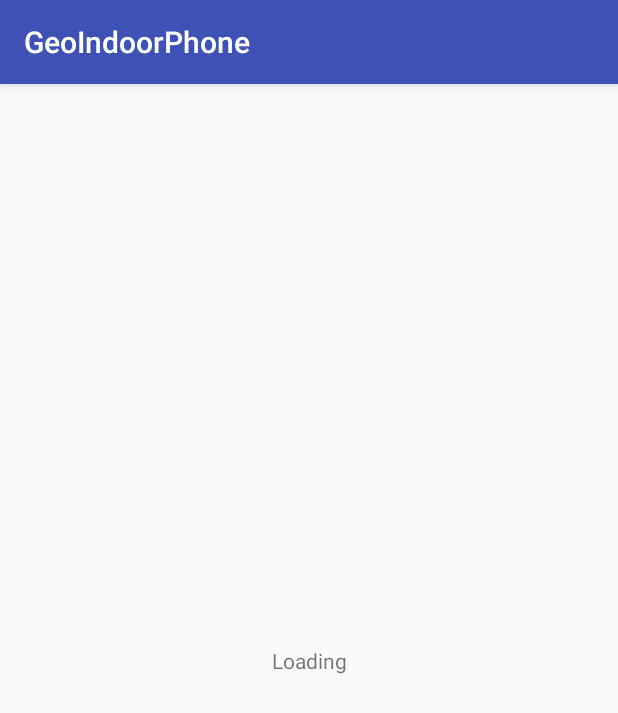
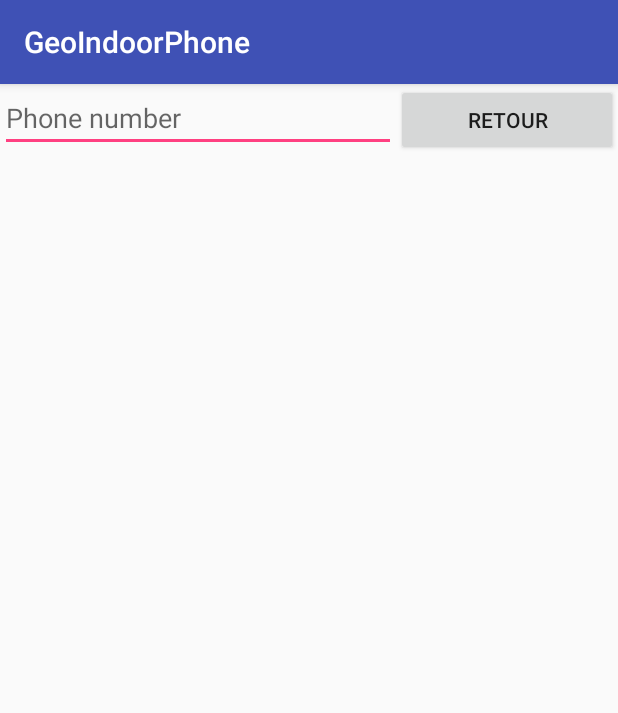
Before and after one commit to athouary/GeoIndoorPhone, an Android app: the screen it shows after launch (MainActivity), on a phone screen of 412 x 824 dp. Shown: the top 713 px of the screen. Run offline under Robolectric (Android 15) with nearby library versions, the phone set to English and light mode, and no system bars; libraries missing offline, so code that uses them is left out: com.lize.oledcomm; 4 statements that could not run were skipped.

Commit message:
2 new activities

```diff
--- a/app/src/main/java/fr/ece/athouary/geoindoorphone/MainActivity.java
+++ b/app/src/main/java/fr/ece/athouary/geoindoorphone/MainActivity.java
@@ -1,12 +1,18 @@
 package fr.ece.athouary.geoindoorphone;
 
 import android.Manifest;
+import android.content.Intent;
 import android.content.pm.PackageManager;
+import android.media.AudioAttributes;
 import android.support.v4.app.ActivityCompat;
 import android.support.v4.content.ContextCompat;
 import android.support.v7.app.AppCompatActivity;
 import android.os.Bundle;
-import android.text.Layout;
+import android.telephony.SmsManager;
+import android.util.Log;
+import android.view.View;
+import android.widget.Button;
+import android.widget.EditText;
 import android.widget.TextView;
 
 import com.lize.oledcomm.camera_lifisdk_android.ILiFiPosition;
@@ -15,36 +21,65 @@ import com.lize.oledcomm.camera_lifisdk_android.V1.LiFiCamera;
 
 import java.util.HashMap;
 
+import android.os.Vibrator;
+
 public class MainActivity extends AppCompatActivity {
-    // Views
-    private TextView txtOutput;
+    // Views declaration
+    private TextView popUp;
+    private EditText phoneNum;
+    private Button findButton;
 
-    // Managers
+    // Managers declaration
     private LiFiSdkManager liFiSdkManager;
 
-    // Other attributes
+    // Other attributes declaration
     private HashMap<String, String> lampLocations;
     private static final int PERMISSIONS_REQUEST_CAMERA = 0;
 
     @Override
     protected void onCreate(Bundle savedInstanceState) {
+        Log.d("Help", "OnCreateBegin");
         super.onCreate(savedInstanceState);
         setContentView(R.layout.activity_main);
 
         // Views initialization
-        txtOutput = (TextView) findViewById(R.id.txt_output);
+        popUp = (TextView) findViewById(R.id.pop_up);
+        phoneNum = (EditText) findViewById(R.id.phone_num);
+        findButton = (Button) findViewById(R.id.button_find);
 
-        // Managers initialization
-        if (ContextCompat.checkSelfPermission(this, Manifest.permission.READ_CONTACTS) != PackageManager.PERMISSION_GRANTED) {
-            ActivityCompat.requestPermissions(this, new String[]{Manifest.permission.READ_CONTACTS}, PERMISSIONS_REQUEST_CAMERA);
+        // Button management
+        findButton.setOnClickListener(new View.OnClickListener() {
+            public void onClick(View v) {
+                String number = phoneNum.getText().toString();
+
+                if (sendLocationRequestMessage(number)) {
+                    Intent goToNextActivity = new Intent(getApplicationContext(), LoadingActivity.class);
+                    startActivity(goToNextActivity);
+                    finish();
+                }
+
+            }
+        });
+
+        // MessageReceiver instantiation
+
+
+        // Permission management
+        if (ContextCompat.checkSelfPermission(this, Manifest.permission.ACCESS_FINE_LOCATION) != PackageManager.PERMISSION_GRANTED) {
+            Log.d("Help", "Requesting permission");
+            ActivityCompat.requestPermissions(this, new String[]{Manifest.permission.ACCESS_FINE_LOCATION}, PERMISSIONS_REQUEST_CAMERA);
         }
+
+        // Lifi Management
         liFiSdkManager = new LiFiSdkManager(this, LiFiSdkManager.CAMERA_LIB_VERSION_0_1, "token", "user", new ILiFiPosition() {
             @Override
             public void onLiFiPositionUpdate(String lamp) {
-                // TODO: Refresh location
                 // lamp will contain the tag (eg. 10101010) if decoding was successful.
                 // If there was an error, lamp could contain the text "No lamp detected" or "Weak signal".
-                txtOutput.setText(lampLocations.get(lamp));
+                Log.d("Help", "PositionUpdateBegin");
+                String location = lampLocations.get(lamp);
+                Log.d("Help", "PositionUpdateFinish");
+                // TODO: send location
             }
         });
         liFiSdkManager.setLocationRequestMode(LiFiSdkManager.LOCATION_REQUEST_OFFLINE_MODE);
@@ -53,20 +88,39 @@ public class MainActivity extends AppCompatActivity {
 
         // Other initializations
         lampLocations = new HashMap<>();
-        lampLocations.put("11000011","51.43393,7.97437");
-        lampLocations.put("00111100","51.43455,7.97437");
-        lampLocations.put("10101010","51.49577,7.97437");
+        lampLocations.put("11000011", "51.43393,7.97437");
+        lampLocations.put("00111100", "51.43455,7.97437");
+        lampLocations.put("10101010", "51.49577,7.97437");
 
+        Log.d("Help", "OnCreateFinish");
     }
 
     @Override
     protected void onDestroy() {
+        Log.d("Help", "onDestroy");
         super.onDestroy();
 
+        // Free Managers
         if (liFiSdkManager != null && liFiSdkManager.isStarted()) {
             liFiSdkManager.stop();
             liFiSdkManager.release();
             liFiSdkManager = null;
         }
     }
+
+    protected boolean sendLocationRequestMessage(String number) {
+        if(!number.equals("")){
+            SmsManager sms = SmsManager.getDefault();
+            sms.sendTextMessage(number, null, getString(R.string.location_message), null, null);
+            return true;
+        }
+        else
+            return false;
+    }
+
+    public void showPresence() {
+        popUp.setText(getString(R.string.here_message));
+        Vibrator vibrator = (Vibrator) getSystemService(this.VIBRATOR_SERVICE);
+        vibrator.vibrate(500);
+    }
 }
--- a/app/src/main/res/layout/activity_main.xml
+++ b/app/src/main/res/layout/activity_main.xml
@@ -1,23 +1,45 @@
 <?xml version="1.0" encoding="utf-8"?>
-<android.support.constraint.ConstraintLayout xmlns:android="http://schemas.android.com/apk/res/android"
-    xmlns:app="http://schemas.android.com/apk/res-auto"
+<LinearLayout
+    xmlns:android="http://schemas.android.com/apk/res/android"
     xmlns:tools="http://schemas.android.com/tools"
-    android:id="@+id/cam_layout"
     android:layout_width="match_parent"
     android:layout_height="match_parent"
-    tools:context="fr.ece.athouary.geoindoorphone.MainActivity">
+    tools:context="fr.ece.athouary.geoindoorphone.MainActivity"
+    android:orientation="vertical"
+    android:id="@+id/cam_layout">
+
+    <LinearLayout
+        android:layout_width="match_parent"
+        android:layout_height="wrap_content"
+        android:orientation="horizontal"
+        tools:layout_editor_absoluteX="8dp"
+        tools:layout_editor_absoluteY="8dp"
+        android:weightSum="1">
+
+        <EditText
+            android:id="@+id/phone_num"
+            android:layout_width="wrap_content"
+            android:layout_height="wrap_content"
+            android:layout_weight="0.7"
+            android:inputType="phone"
+            android:hint="@string/phone_hint" />
+        <Button
+            android:id="@+id/button_find"
+            android:layout_width="wrap_content"
+            android:layout_height="wrap_content"
+            android:layout_weight="0.3"
+            android:text="@string/button_find" />
+
+
+    </LinearLayout>
 
     <TextView
-        android:id="@+id/txt_output"
-        android:layout_width="wrap_content"
-        android:layout_height="wrap_content"
-        android:text="Loading"
-        app:layout_constraintBottom_toBottomOf="parent"
-        app:layout_constraintLeft_toLeftOf="parent"
-        app:layout_constraintRight_toRightOf="parent"
-        app:layout_constraintTop_toTopOf="parent" />
-
-
-
-
-</android.support.constraint.ConstraintLayout>
+        android:id="@+id/pop_up"
+        android:layout_width="match_parent"
+        android:layout_height="match_parent"
+        android:gravity="center"
+        android:text=""
+        android:textAlignment="center"
+        android:textSize="90sp"
+        android:textStyle="bold" />
+</LinearLayout>
--- a/app/src/main/res/values/strings.xml
+++ b/app/src/main/res/values/strings.xml
@@ -1,3 +1,13 @@
 <resources>
     <string name="app_name">GeoIndoorPhone</string>
+    <string name="textDefault">Loading</string>
+    <string name="mapboxToken">pk.eyJ1Ijoicm9tYWluYmF0IiwiYSI6ImNqYTljcjIzaTBjaWsycXA4d3ltaGxsMHkifQ.5RpB3M9FUwiPHp9pKENi_Q</string>
+    <string name="default_location">No location found</string>
+    <string name="back_button">Retour</string>
+    <string name="button_find">Retour</string>
+    <string name="here_message">I am here !</string>
+    <string name="phone_hint">Phone number</string>
+    <string name="loading_message">Loading</string>
+    <string name="location_request_message">GIB_LOCATEPHONE</string>
+    <string name="location_message">GIB_LOCATION</string>
 </resources>
```
Also changed, not shown: app/build.gradle (+8 -1 lines), app/src/main/AndroidManifest.xml (+18 -1 lines), app/src/main/java/fr/ece/athouary/geoindoorphone/LoadingActivity.java (added, +19 -0 lines), app/src/main/java/fr/ece/athouary/geoindoorphone/MapActivity.java (added, +129 -0 lines), app/src/main/java/fr/ece/athouary/geoindoorphone/MessageReceiver.java (added, +46 -0 lines), app/src/main/res/layout/activity_loading.xml (added, +25 -0 lines), app/src/main/res/layout/activity_map.xml (added, +46 -0 lines), app/src/main/res/drawable/lent.gif (added), app/src/main/res/drawable/marker.png (added).
